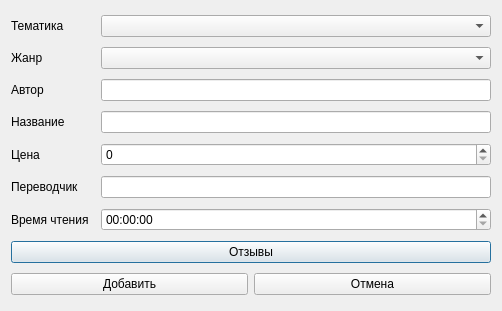
Before: the Qt Designer form addbookwindow.ui in understanding12/project_library_0, drawn with Qt 5.
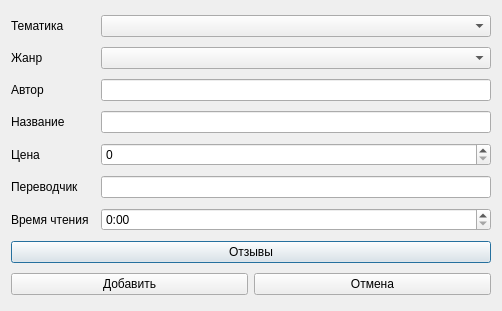
After: the same form once the commit is applied.

Diff of the .ui file:
```diff
--- a/addbookwindow.ui
+++ b/addbookwindow.ui
@@ -108,7 +108,11 @@
       </widget>
      </item>
      <item>
-      <widget class="QTimeEdit" name="timeEdit"/>
+      <widget class="QTimeEdit" name="timeEdit">
+       <property name="displayFormat">
+        <string>H:mm</string>
+       </property>
+      </widget>
      </item>
     </layout>
    </item>
```
